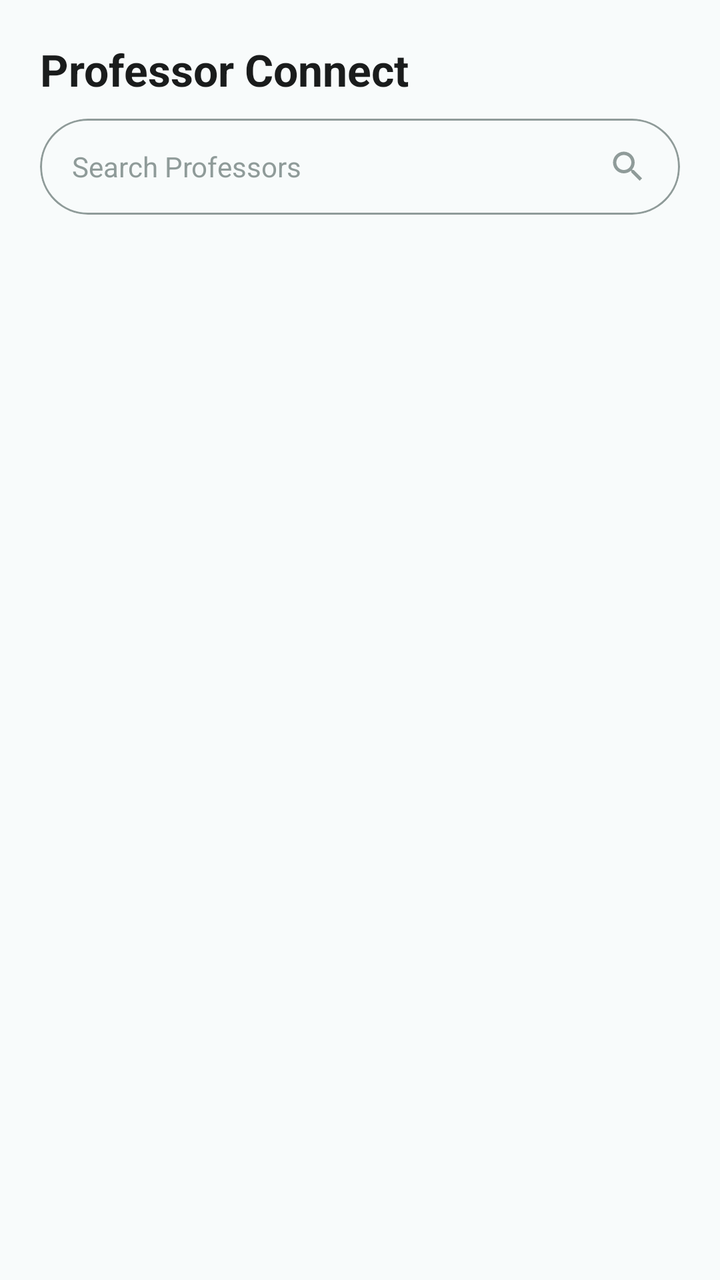
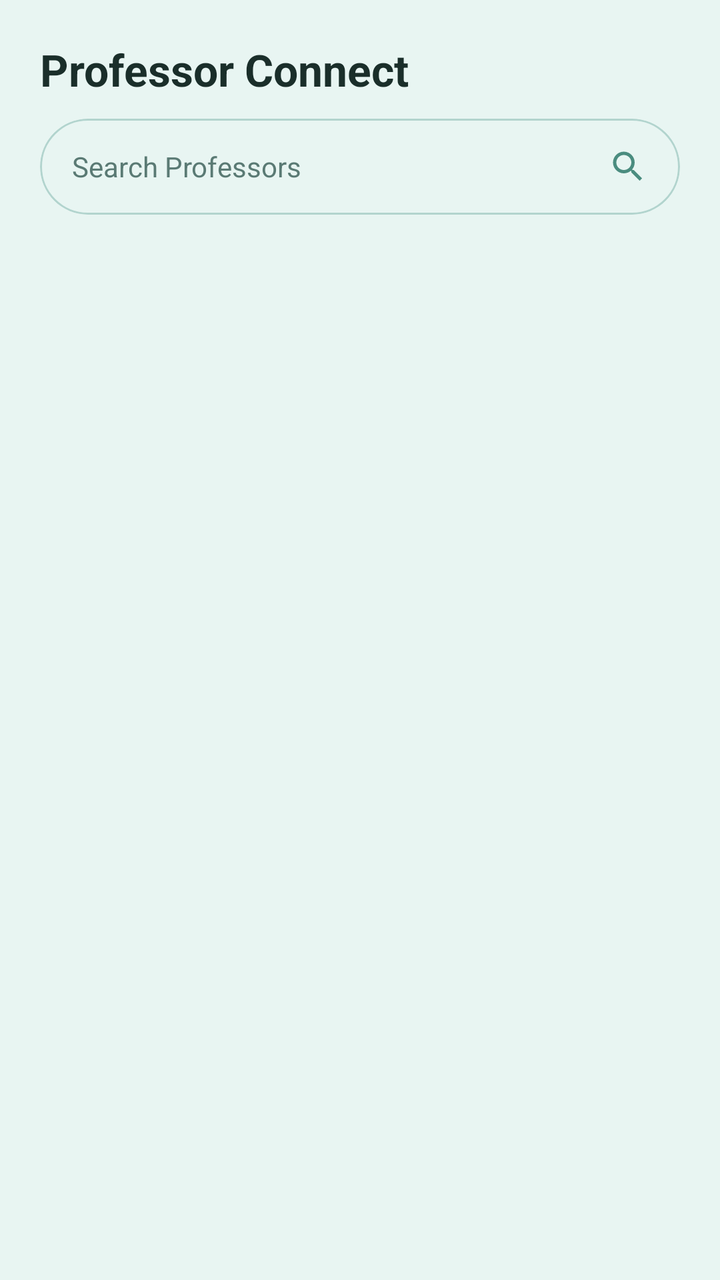

The first picture is an Android layout as it rendered before a commit; the second is the same layout after the commit. The layout source and the unified diff follow.
<!-- AndroidManifest.xml: application theme Theme.CampusBiome -->
<!-- res/layout/fragment_professors.xml -->
<?xml version="1.0" encoding="utf-8"?>
<LinearLayout xmlns:android="http://schemas.android.com/apk/res/android"
    xmlns:app="http://schemas.android.com/apk/res-auto"
    android:layout_width="match_parent"
    android:layout_height="match_parent"
    android:orientation="vertical"
    android:background="#F8FBFB">

    
    <LinearLayout
        android:layout_width="match_parent"
        android:layout_height="wrap_content"
        android:orientation="horizontal"
        android:paddingHorizontal="20dp"
        android:paddingTop="20dp"
        android:paddingBottom="10dp"
        android:gravity="center_vertical">

        <ImageView
            android:id="@+id/btnBack"
            android:layout_width="24dp"
            android:layout_height="24dp"
            android:src="@drawable/ic_back"
            android:layout_marginEnd="16dp"
            app:tint="#1A1C1C"
            android:visibility="gone"/>

        <TextView
            android:layout_width="0dp"
            android:layout_height="wrap_content"
            android:layout_weight="1"
            android:text="Professor Connect"
            android:textSize="22sp"
            android:textStyle="bold"
            android:textColor="#1A1C1C"/>

    </LinearLayout>

    
    <com.google.android.material.card.MaterialCardView
        android:layout_width="match_parent"
        android:layout_height="wrap_content"
        android:layout_marginHorizontal="20dp"
        android:layout_marginBottom="16dp"
        app:cardCornerRadius="24dp"
        app:cardElevation="0dp"
        app:strokeWidth="1dp"
        app:strokeColor="#8F9B99"
        app:cardBackgroundColor="@android:color/transparent">

        <LinearLayout
            android:layout_width="match_parent"
            android:layout_height="wrap_content"
            android:orientation="horizontal"
            android:gravity="center_vertical"
            android:paddingHorizontal="16dp">

            <EditText
                android:id="@+id/etSearch"
                android:layout_width="0dp"
                android:layout_height="48dp"
                android:layout_weight="1"
                android:background="@null"
                android:hint="Search Professors"
                android:textColorHint="#8F9B99"
                android:textColor="#1A1C1C"
                android:textSize="14sp"
                android:maxLines="1"
                android:singleLine="true"/>

            <ImageView
                android:layout_width="20dp"
                android:layout_height="20dp"
                android:src="@drawable/ic_search"
                app:tint="#8F9B99"/>

        </LinearLayout>

    </com.google.android.material.card.MaterialCardView>

    <androidx.recyclerview.widget.RecyclerView
        android:id="@+id/rvProfessors"
        android:layout_width="match_parent"
        android:layout_height="match_parent"
        android:clipToPadding="false"
        android:paddingBottom="20dp" />

</LinearLayout>
<!-- resources referenced by this layout -->
<resources>
  <!-- drawable ic_back (drawable) -->
  <vector xmlns:android="http://schemas.android.com/apk/res/android" android:autoMirrored="true" android:height="24dp" android:tint="#000000" android:viewportHeight="24" android:viewportWidth="24" android:width="24dp">
        
      <path android:fillColor="@android:color/white" android:pathData="M20,11H7.83l5.59,-5.59L12,4l-8,8 8,8 1.41,-1.41L7.83,13H20v-2z"/>
      
  </vector>
  <!-- drawable ic_search (drawable) -->
  <vector xmlns:android="http://schemas.android.com/apk/res/android"
      android:width="24dp"
      android:height="24dp"
      android:viewportWidth="24"
      android:viewportHeight="24"
      android:tint="#000000">
      <path
          android:fillColor="@android:color/white"
          android:pathData="M15.5,14h-0.79l-0.28,-0.27C15.41,12.59 16,11.11 16,9.5 16,5.91 13.09,3 9.5,3S3,5.91 3,9.5 5.91,16 9.5,16c1.61,0 3.09,-0.59 4.23,-1.57l0.27,0.28v0.79l5,4.99L20.49,19l-4.99,-5zM9.5,14C7.01,14 5,11.99 5,9.5S7.01,5 9.5,5 14,7.01 14,9.5 11.99,14 9.5,14z"/>
  </vector>
  <style name="Theme.CampusBiome" parent="Theme.MaterialComponents.Light.NoActionBar">
          <item name="colorPrimary">@color/primary</item>
          <item name="colorPrimaryDark">@color/primary_dark</item>
          <item name="colorAccent">@color/accent</item>
          <item name="android:windowBackground">@color/background</item>
      </style>
  <color name="primary">#4A8C7F</color>
  <color name="primary_dark">#3A7066</color>
  <color name="accent">#2D6A5E</color>
  <color name="background">#E8F5F2</color>
</resources>

<!-- the commit's change to res/layout/fragment_professors.xml (unified diff, before → after) -->
@@ -4,7 +4,7 @@
     android:layout_width="match_parent"
     android:layout_height="match_parent"
     android:orientation="vertical"
-    android:background="#F8FBFB">
+    android:background="@color/background">
 
     
     <LinearLayout
@@ -32,7 +32,7 @@
             android:text="Professor Connect"
             android:textSize="22sp"
             android:textStyle="bold"
-            android:textColor="#1A1C1C"/>
+            android:textColor="@color/text_primary"/>
 
     </LinearLayout>
 
@@ -45,7 +45,7 @@
         app:cardCornerRadius="24dp"
         app:cardElevation="0dp"
         app:strokeWidth="1dp"
-        app:strokeColor="#8F9B99"
+        app:strokeColor="@color/primary_light"
         app:cardBackgroundColor="@android:color/transparent">
 
         <LinearLayout
@@ -62,8 +62,8 @@
                 android:layout_weight="1"
                 android:background="@null"
                 android:hint="Search Professors"
-                android:textColorHint="#8F9B99"
-                android:textColor="#1A1C1C"
+                android:textColorHint="@color/text_secondary"
+                android:textColor="@color/text_primary"
                 android:textSize="14sp"
                 android:maxLines="1"
                 android:singleLine="true"/>
@@ -72,7 +72,7 @@
                 android:layout_width="20dp"
                 android:layout_height="20dp"
                 android:src="@drawable/ic_search"
-                app:tint="#8F9B99"/>
+                app:tint="@color/primary"/>
 
         </LinearLayout>
 
<!-- resource entries referenced after the edit -->
@@ -24,6 +24,9 @@
           <item name="android:windowBackground">@color/background</item>
       </style>
   <color name="primary">#4A8C7F</color>
+  <color name="primary_light">#B2D4CE</color>
+  <color name="text_primary">#1A2E2A</color>
+  <color name="text_secondary">#5A7A74</color>
   <color name="primary_dark">#3A7066</color>
   <color name="accent">#2D6A5E</color>
   <color name="background">#E8F5F2</color>
